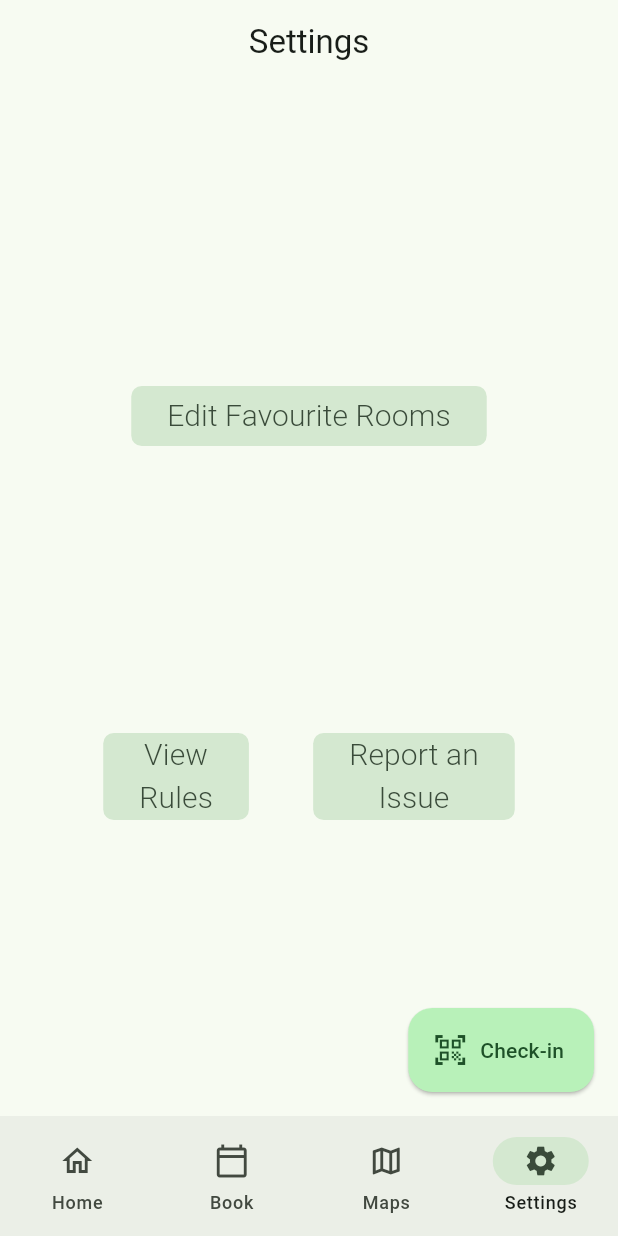
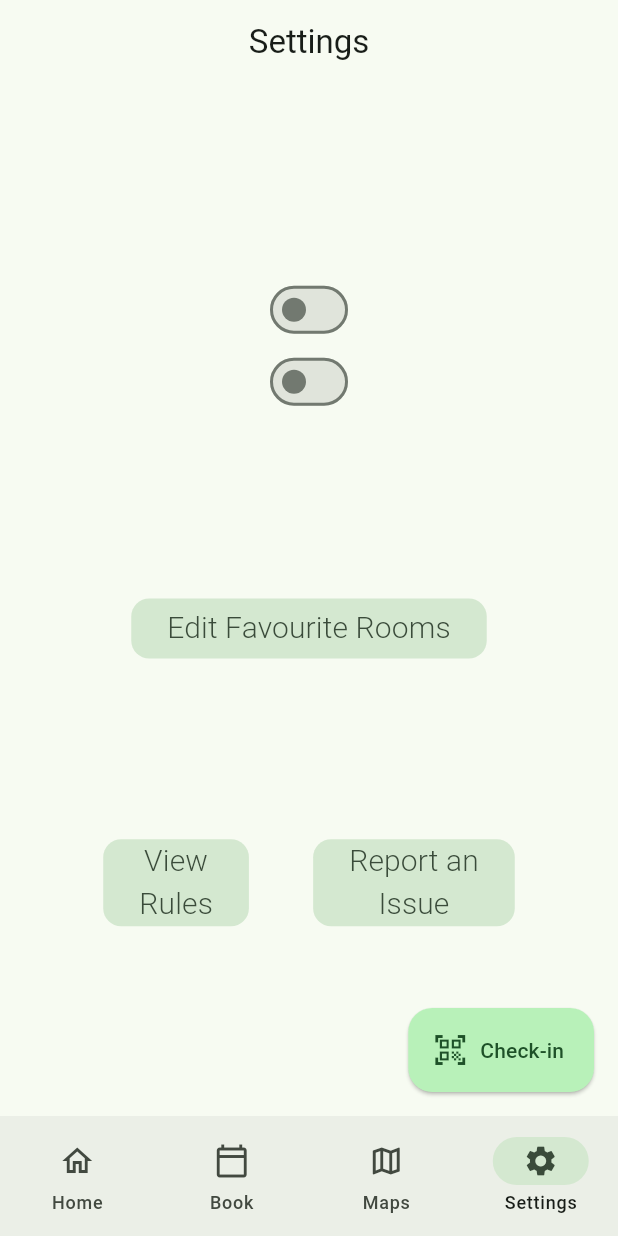
Before and after one commit to fillemon10/kandidat-grupp65-timeedit, a Flutter app: the SettingsScreen screen opened by its route, on a phone screen of 412 x 824 dp. Run offline on Flutter 3.47's test engine with Material 3 defaults, Android fonts, the light colour scheme and no system bars; our stand-ins replace cloud_firestore, firebase_auth, firebase_core, go_router; missing offline and left inert: firebase_ui_auth, qr_code_scanner; accounts and stored records are empty; network calls fail.

Commit message:
added switches
Added switches for notifications and colorblind mode

```diff
--- a/lib/screens/settings.dart
+++ b/lib/screens/settings.dart
@@ -25,7 +25,9 @@ import 'package:go_router/go_router.dart';
 ///4. Add missing images to buttons
 ///     Get these from figma
 class SettingsScreen extends StatelessWidget {
-  const SettingsScreen({super.key});
+  SettingsScreen({super.key});
+  bool notifications = false;
+  bool colorBlindMode = false;
 
   @override
   Widget build(BuildContext context){
@@ -61,6 +63,42 @@ class SettingsScreen extends StatelessWidget {
               children: [
 
                 /**
+                 * Switch buttons container
+                 */
+                Container(
+                  child: Column(
+                    children: [
+
+                      /**
+                       * Notification switch
+                       *
+                       * TODO: Make the switch switch states
+                       */
+                      Switch(
+                        value: notifications,
+                        onChanged: (bool value) {
+                          notifications = value;
+                          print('notifications');
+                        }
+                      ),
+
+                      /**
+                       * Colorblind switch
+                       *
+                       * TODO: Make the switch switch states
+                       */
+                      Switch(
+                        value: colorBlindMode,
+                        onChanged: (bool value) {
+                          colorBlindMode = value;
+                          print('ColorBlindMode');
+                        }
+                      ),
+                    ],
+                  ),
+                ),
+
+                /**
                  * Edit Favourite Rooms button's container
                  */
                 Container(
@@ -69,7 +107,7 @@ class SettingsScreen extends StatelessWidget {
                       style: FilledButton.styleFrom(
                         shadowColor: Color.fromARGB(0, 83, 80, 80),
                         shape: const RoundedRectangleBorder(
-                          borderRadius: BorderRadius.all(Radius.circular(7)),
+                          borderRadius: BorderRadius.all(Radius.circular(12)),
                         ),
                       ),
                       onPressed: () {
@@ -102,7 +140,7 @@ class SettingsScreen extends StatelessWidget {
                       style: FilledButton.styleFrom(
                           shadowColor: Color.fromARGB(0, 83, 80, 80),
                           shape: const RoundedRectangleBorder(
-                              borderRadius: BorderRadius.all(Radius.circular(7)),
+                              borderRadius: BorderRadius.all(Radius.circular(12)),
                           ),
                         ),
                       onPressed: () {
@@ -128,7 +166,7 @@ class SettingsScreen extends StatelessWidget {
                       style: FilledButton.styleFrom(
                           shadowColor: Color.fromARGB(0, 83, 80, 80),
                           shape: const RoundedRectangleBorder(
-                              borderRadius: BorderRadius.all(Radius.circular(7)),
+                              borderRadius: BorderRadius.all(Radius.circular(12)),
 
                           ),
                         ),
@@ -153,30 +191,4 @@ class SettingsScreen extends StatelessWidget {
             ),
     );
   }
-
-
 }
-
-  //Det gamla Filip hade i settings
-  // @override
-  // Widget build(BuildContext context) {
-  //   return Scaffold(
-  //       appBar: AppBar(
-  //         title: Text('Settings')),
-  //       body: Center(
-  //           child: Consumer<ApplicationState>(
-  //         builder: (context, appState, _) => appState.loggedIn
-  //             ? ElevatedButton(
-  //                 onPressed: () async {
-  //                   await FirebaseAuth.instance.signOut();
-  //                 },
-  //                 child: Text('Sign out'),
-  //               )
-  //             : ElevatedButton(
-  //                 onPressed: () {
-  //                   context.push('/sign-in');
-  //                 },
-  //                 child: Text('Sign in'),
-  //               ),
-  //       )));
-  // }
```
